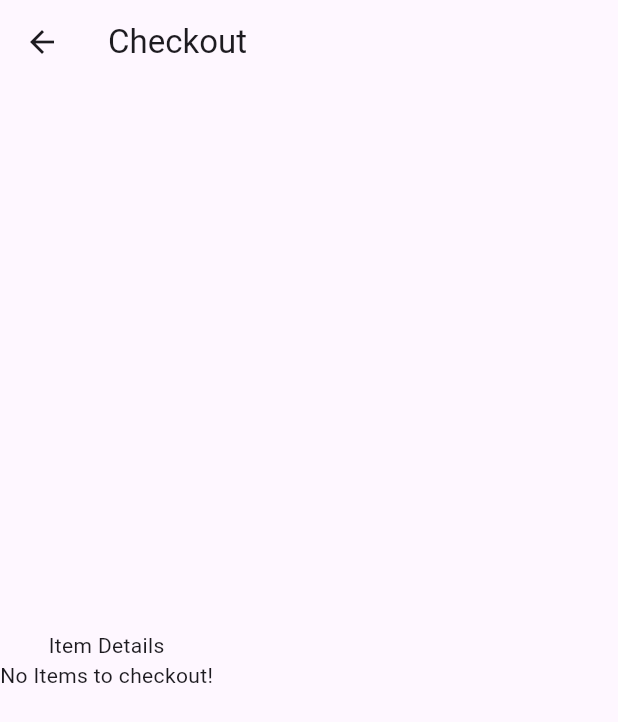
After one commit to mitchjcb/exer-6-state-management, a Flutter app: the Checkout screen opened by its route, on a phone screen of 412 x 824 dp. The commit adds this screen. Shown: the top 722 px of the screen. Run offline on Flutter 3.47's test engine with Material 3 defaults, Android fonts, the phone set to English and light mode, and no system bars.

Commit message:
added checkout function

```diff
--- a/my_app/lib/main.dart
+++ b/my_app/lib/main.dart
@@ -1,4 +1,5 @@
 import 'package:flutter/material.dart';
+import 'package:my_app/screen/Checkout.dart';
 import 'package:my_app/screen/MyCart.dart';
 import 'package:my_app/screen/MyCatalog.dart';
 import 'package:provider/provider.dart';
@@ -24,6 +25,7 @@ class MyApp extends StatelessWidget {
       routes: {
         "/cart":(context) => const MyCart(),
         "/products":(context) => const MyCatalog(),
+        "/checkout":(context) => const Checkout(),
       },
       home: const MyCatalog(),
     );
--- /dev/null
+++ b/my_app/lib/screen/Checkout.dart
@@ -0,0 +1,64 @@
+import 'package:flutter/material.dart';
+import 'package:flutter/widgets.dart';
+import '../model/Item.dart';
+import 'package:provider/provider.dart';
+import '../provider/shoppingcart_provider.dart';
+
+class Checkout extends StatelessWidget {
+  const Checkout({super.key});
+
+  @override
+  Widget build(BuildContext context) {
+    return Scaffold(
+      appBar: AppBar(title: const Text("Checkout")),
+      body: Column(
+        mainAxisAlignment: MainAxisAlignment.center,
+        children: [
+          const Text("Item Details"),
+          getProducts(context),
+        ],
+      ),
+    );
+  }
+
+  Widget getProducts(BuildContext context) {
+    List<Item> products = context.watch<ShoppingCart>().cart;
+    return products.isEmpty
+      ? const Text('No Items to checkout!')
+      : Expanded(
+          child: Column(
+            mainAxisAlignment: MainAxisAlignment.center,
+            children: [
+              Flexible(
+                child: ListView.builder(
+                  itemCount: products.length,
+                  itemBuilder: (BuildContext context, int index) {
+                    return ListTile(
+                      title: Text(products[index].name),
+                      trailing: Text(products[index].price.toString()),
+                    );
+                  },
+                )),
+              const Divider(height: 4, color: Colors.black),
+              showTotal(),
+              ElevatedButton(
+                onPressed: () {
+                  ScaffoldMessenger.of(context).showSnackBar(SnackBar(
+                    content: Text("Payment Successful!"),
+                    duration: const Duration(seconds: 1, milliseconds: 100),
+                  ));
+                  context.read<ShoppingCart>().removeAll();
+                  Navigator.pushNamed(context, '/products');
+                },
+              child: const Text("Pay Now!")),
+            ],
+          ));
+  }
+
+  Widget showTotal() {
+    return Consumer<ShoppingCart>(builder: (context, cart, child) {
+      return Text("Total Cost to Pay: ${cart.cartTotal}");
+    });
+  }
+
+}
--- a/my_app/lib/screen/MyCart.dart
+++ b/my_app/lib/screen/MyCart.dart
@@ -26,6 +26,12 @@ class MyCart extends StatelessWidget {
                       context.read<ShoppingCart>().removeAll();
                     },
                     child: const Text("Reset")),
+                  //checkout button
+                  ElevatedButton(
+                    onPressed: () {
+                      Navigator.pushNamed(context, '/checkout');
+                    },
+                    child: const Text("Checkout")),
                 ]))),
           TextButton(
             child: const Text("Go back to Product Catalog"),
```
Also changed, not shown: 2 other files.
